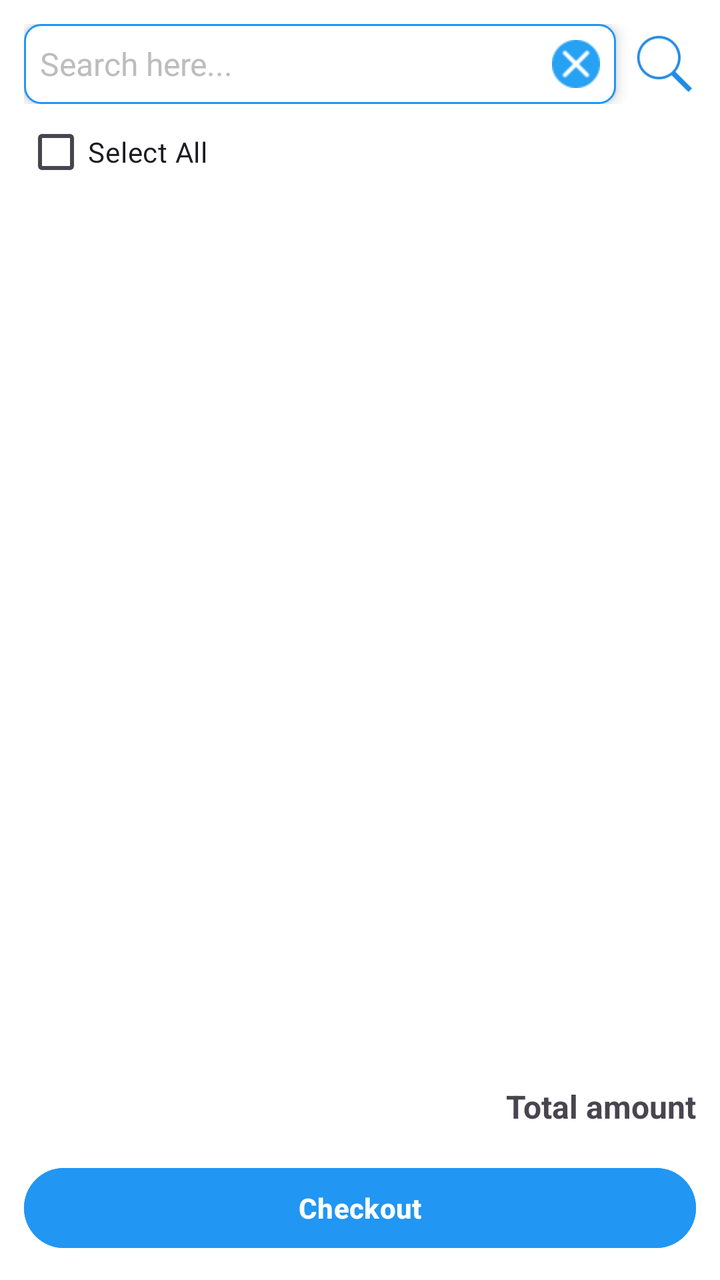
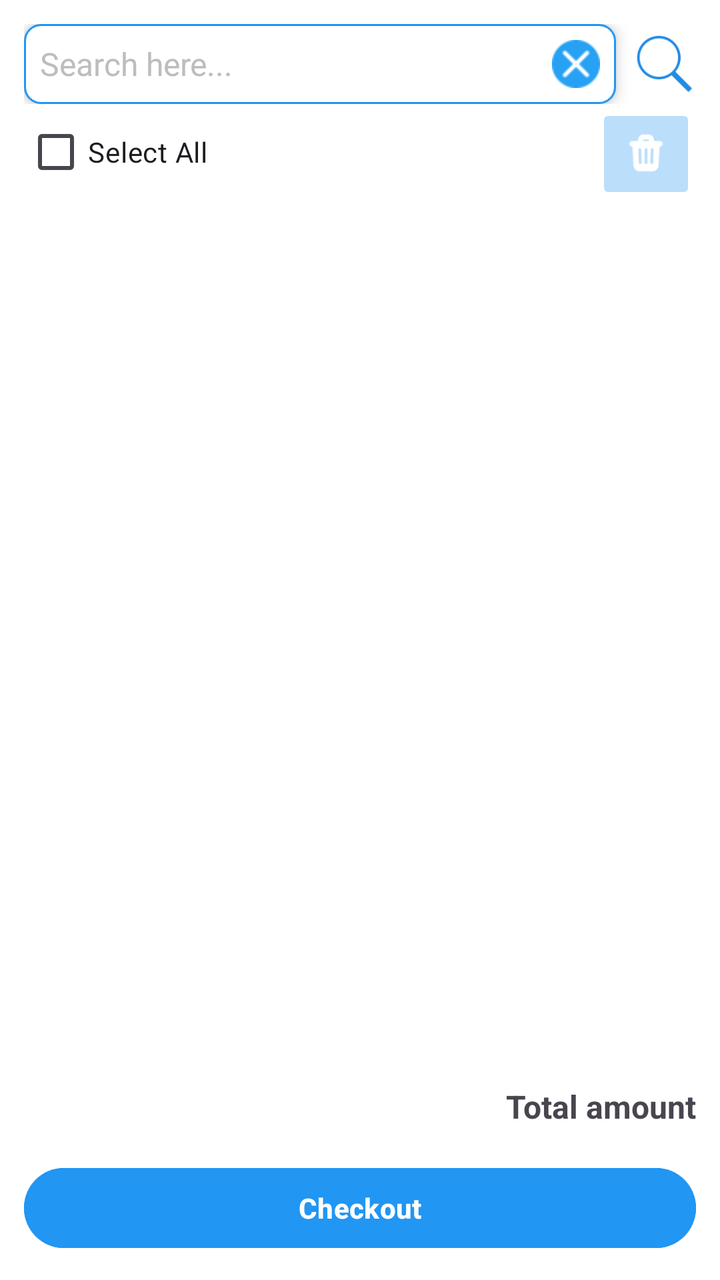

Before-and-after screenshots of an Android layout around one commit, followed by the original layout XML and the change that was made.
<!-- AndroidManifest.xml: application theme Theme.BasicMobileProgramingProject -->
<!-- res/layout/cart_fragment.xml -->
<?xml version="1.0" encoding="utf-8"?>
<LinearLayout xmlns:android="http://schemas.android.com/apk/res/android"
    android:layout_width="match_parent"
    android:layout_height="match_parent"
    android:background="@color/white"
    android:orientation="vertical"
    android:padding="12dp">

    <LinearLayout
        android:layout_width="match_parent"
        android:layout_height="wrap_content"
        android:gravity="center">

        <LinearLayout
            android:layout_width="wrap_content"
            android:layout_height="wrap_content"
            android:layout_weight="1"
            android:background="@drawable/rounded_edittext"
            android:elevation="4dp"
            android:gravity="center_vertical"
            android:padding="8dp">

            <EditText
                android:id="@+id/edtSearch"
                android:layout_width="0dp"
                android:layout_height="wrap_content"
                android:layout_weight="1"
                android:background="@android:color/transparent"
                android:hint="Search here..."
                android:imeOptions="actionSearch"
                android:inputType="text"
                android:textColor="@color/black"
                android:textColorHint="#BDBDBD"
                android:textSize="16sp" />

            <ImageView
                android:id="@+id/btnClear"
                android:layout_width="24dp"
                android:layout_height="24dp"
                android:layout_marginStart="8dp"
                android:src="@drawable/icon_cancel" />
        </LinearLayout>

        <ImageButton
            android:id="@+id/btnSearch"
            android:layout_width="32dp"
            android:layout_height="32dp"
            android:layout_gravity="center"
            android:layout_marginLeft="8dp"
            android:layout_marginRight="0dp"
            android:adjustViewBounds="true"
            android:background="@color/white"
            android:scaleType="centerInside"
            android:src="@drawable/icon_search_blue" />
    </LinearLayout>

    <ScrollView
        android:layout_width="match_parent"
        android:layout_height="wrap_content">

        <LinearLayout
            android:layout_width="match_parent"
            android:layout_height="match_parent"
            android:orientation="vertical">

            <CheckBox
                android:id="@+id/checkboxSelectAll"
                android:layout_width="wrap_content"
                android:layout_height="wrap_content"
                android:text="Select All" />

            <androidx.recyclerview.widget.RecyclerView
                android:id="@+id/recyclerViewProductsInTheCart"
                android:layout_width="match_parent"
                android:layout_height="match_parent"
                android:layout_weight="1"
                android:divider="@android:color/darker_gray"
                android:dividerHeight="1dp" />


        </LinearLayout>

    </ScrollView>

    <LinearLayout
        android:layout_width="match_parent"
        android:layout_height="match_parent"
        android:background="@color/white"
        android:gravity="bottom"
        android:orientation="vertical"
        android:paddingTop="16dp">

        <TextView
            android:id="@+id/textViewTotalAmount"
            android:layout_width="wrap_content"
            android:layout_height="wrap_content"
            android:layout_gravity="end"
            android:text="Total amount"
            android:textSize="16sp"
            android:textStyle="bold" />

        <Button
            android:id="@+id/btnCheckout"
            android:layout_width="match_parent"
            android:layout_height="wrap_content"
            android:layout_marginTop="16dp"
            android:backgroundTint="@color/blue"
            android:text="Checkout"
            android:textColor="@android:color/white"
            android:textStyle="bold" />
    </LinearLayout>

</LinearLayout>
<!-- resources referenced by this layout -->
<resources>
  <color name="black">#FF000000</color>
  <color name="blue">#2196F3</color>
  <color name="white">#FFFFFFFF</color>
  <!-- drawable icon_cancel: png bitmap (drawable, 1142 bytes) -->
  <!-- drawable icon_search_blue: png bitmap (drawable, 1896 bytes) -->
  <!-- drawable rounded_edittext (drawable) -->
  <?xml version="1.0" encoding="utf-8"?>
  <shape xmlns:android="http://schemas.android.com/apk/res/android">
      <solid android:color="@color/white" />
      <corners android:radius="8dp" />
      <stroke
          android:width="1dp"
          android:color="@color/blue" />
  </shape>
  <style name="Theme.BasicMobileProgramingProject" parent="Base.Theme.BasicMobileProgramingProject" />
  <style name="Base.Theme.BasicMobileProgramingProject" parent="Theme.Material3.DayNight.NoActionBar">
          
          
      </style>
</resources>

<!-- the commit's change to res/layout/cart_fragment.xml (unified diff, before → after) -->
@@ -56,28 +56,46 @@
 
     <ScrollView
         android:layout_width="match_parent"
-        android:layout_height="wrap_content">
+        android:layout_height="450dp">
 
         <LinearLayout
             android:layout_width="match_parent"
             android:layout_height="match_parent"
             android:orientation="vertical">
 
-            <CheckBox
-                android:id="@+id/checkboxSelectAll"
-                android:layout_width="wrap_content"
+            <LinearLayout
+                android:layout_width="match_parent"
                 android:layout_height="wrap_content"
-                android:text="Select All" />
+                android:orientation="horizontal">
+
+                
+                <CheckBox
+                    android:id="@+id/checkboxSelectAll"
+                    android:layout_width="wrap_content"
+                    android:layout_height="wrap_content"
+                    android:text="Select All" />
+
+                
+                <View
+                    android:layout_width="0dp"
+                    android:layout_height="0dp"
+                    android:layout_weight="1" />
+
+                
+                <ImageButton
+                    android:id="@+id/btnDeleteSelected"
+                    android:layout_width="50dp"
+                    android:layout_height="50dp"
+                    android:backgroundTint="@color/lightBlue"
+                    android:scaleType="centerInside"
+                    android:src="@drawable/icon_trash_white" />
+            </LinearLayout>
 
             <androidx.recyclerview.widget.RecyclerView
                 android:id="@+id/recyclerViewProductsInTheCart"
                 android:layout_width="match_parent"
                 android:layout_height="match_parent"
-                android:layout_weight="1"
-                android:divider="@android:color/darker_gray"
-                android:dividerHeight="1dp" />
-
-
+                android:layout_weight="1" />
         </LinearLayout>
 
     </ScrollView>
<!-- resource entries referenced after the edit -->
@@ -2,9 +2,11 @@
 <resources>
   <color name="black">#FF000000</color>
   <color name="blue">#2196F3</color>
+  <color name="lightBlue">#BBDEFB</color>
   <color name="white">#FFFFFFFF</color>
   <!-- drawable icon_cancel: png bitmap (drawable, 1142 bytes) -->
   <!-- drawable icon_search_blue: png bitmap (drawable, 1896 bytes) -->
+  <!-- drawable icon_trash_white: png bitmap (drawable, 900 bytes) -->
   <!-- drawable rounded_edittext (drawable) -->
   <?xml version="1.0" encoding="utf-8"?>
   <shape xmlns:android="http://schemas.android.com/apk/res/android">
